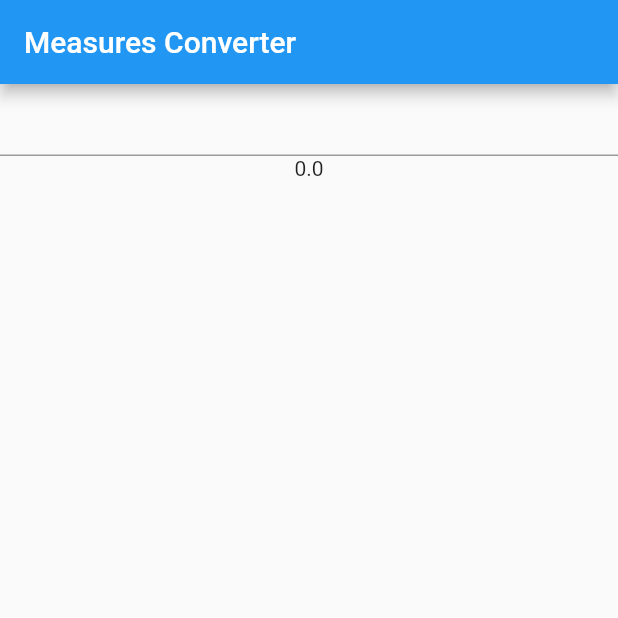
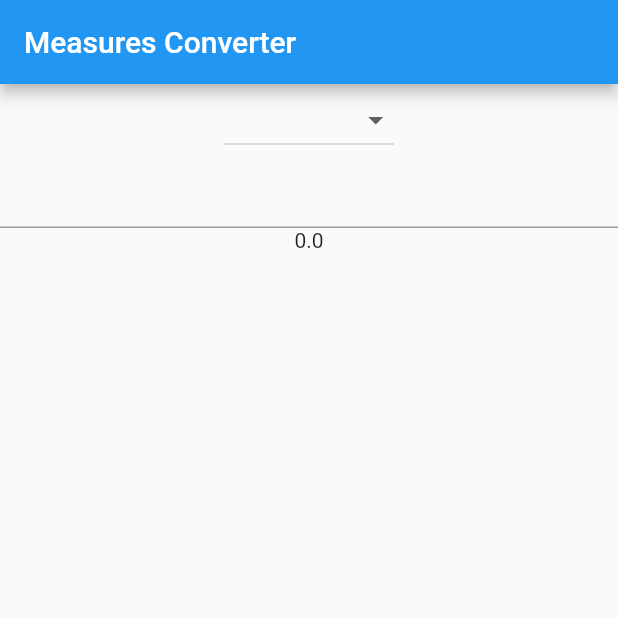
Before and after one commit to tomasz-belech/measure_converter_flutter, a Flutter app: the screen it shows after launch, on a phone screen of 412 x 824 dp, the top half of it. Run offline on Flutter 3.47's test engine with Material 2 defaults, Android fonts, the phone set to English and light mode, and no system bars.

Commit message:
added dropdown menu

```diff
--- a/measure_converter/lib/main.dart
+++ b/measure_converter/lib/main.dart
@@ -8,6 +8,19 @@ class MyApp extends StatefulWidget {
 }
 
 class MyAppState extends State<MyApp> {
+  String _startMeasure;
+
+  final List<String> _measures = [
+    'meters',
+    'kilometers',
+    'grams',
+    'kilograms',
+    'feet',
+    'miles',
+    'pounds (lbs)',
+    'ounces',
+  ];
+
   double _numberFrom;
 
   @override
@@ -24,15 +37,33 @@ class MyAppState extends State<MyApp> {
           title: Text('Measures Converter'),
         ),
         body: Center(
-          child: Column(children: [TextField(onChanged: (text) {
+            child: Column(
+          children: [
+            DropdownButton(
+              items: _measures.map((String value) {
+                return DropdownMenuItem<String>(
+                  value: value,
+                  child: Text(value),
+                );
+              }).toList(),
+              onChanged: (value) {
+                setState(() {
+                  _startMeasure = value;
+                });
+              },
+              value: _startMeasure,
+            ),
+            TextField(onChanged: (text) {
               var rv = double.tryParse(text);
               if (rv != null) {
                 setState(() {
                   _numberFrom = rv;
                 });
               }
-          }), Text((_numberFrom == null) ? '' : _numberFrom.toString())],)
-        ),
+            }),
+            Text((_numberFrom == null) ? '' : _numberFrom.toString())
+          ],
+        )),
       ),
     );
   }
```
Also changed, not shown: 1 other file. Lines whose indentation alone changed are shown as unchanged.
